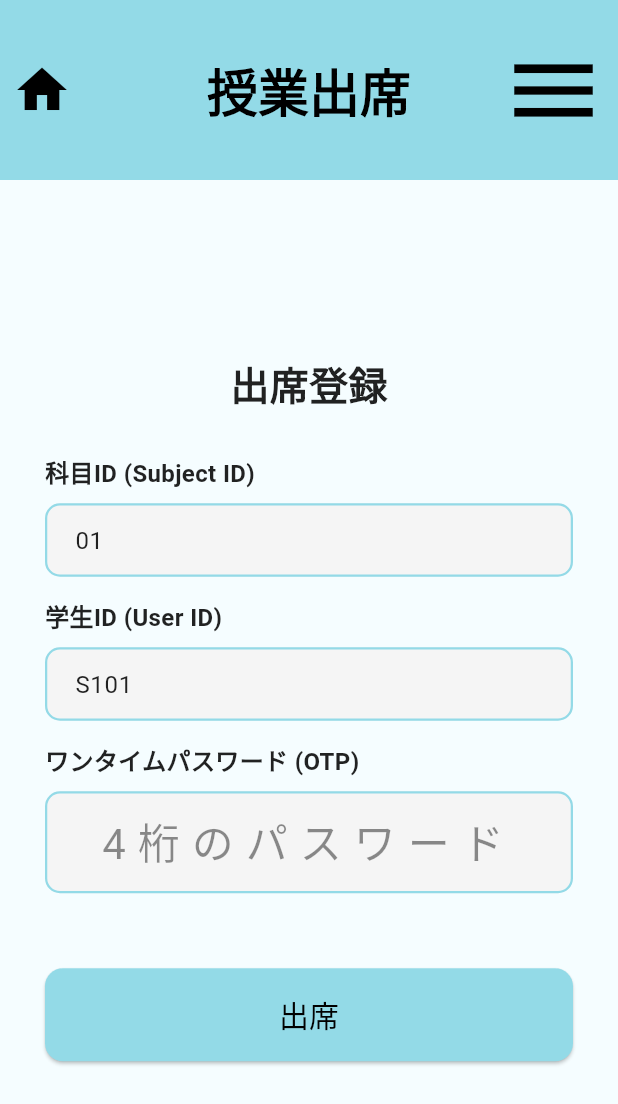
After one commit to inamu-05/CamPass, a Flutter app: the MainMenuScreen screen opened by its route, after a tap on "Testing", on a phone screen of 412 x 824 dp. The commit adds this screen. Shown: the top 1104 px of the screen. Run offline on Flutter 3.47's test engine with Material 3 defaults, Android fonts, the phone set to English and light mode, and no system bars.

Commit message:
OTPスマホ版（仮）

```diff
--- a/frontend/lib/main.dart
+++ b/frontend/lib/main.dart
@@ -10,6 +10,7 @@ import 'screens/studentcard_screen.dart';
 import 'screens/classhistory_screen.dart';
 import 'screens/certificate_application_screen.dart';
 import 'screens/certificatehistory_screen.dart';
+import 'screens/test_screen.dart';
 
 // --- CRITICAL CONNECTION LOGIC ---
 
@@ -89,6 +90,7 @@ class CustomAppBar extends StatelessWidget implements PreferredSizeWidget {
                     _buildMenuItem(Icons.history, '授業履歴'),
                     _buildMenuItem(Icons.assignment, '証明書申請'),
                     _buildMenuItem(Icons.description_outlined, '証明書履歴'),
+                    _buildMenuItem(Icons.description_outlined, 'Testing'),
                     const PopupMenuDivider(),
                     _buildMenuItem(Icons.logout, 'ログアウト'),
                   ],
@@ -108,6 +110,15 @@ class CustomAppBar extends StatelessWidget implements PreferredSizeWidget {
                           context,
                           MaterialPageRoute(
                             builder: (context) => const AttendanceScreen(),
+                          ),
+                        );
+                        break;
+
+                        case 'Testing':
+                        Navigator.push(
+                          context,
+                          MaterialPageRoute(
+                            builder: (context) => const TestScreen(),
                           ),
                         );
                         break;
--- a/frontend/lib/screens/mainmenu_screen.dart
+++ b/frontend/lib/screens/mainmenu_screen.dart
@@ -6,6 +6,7 @@ import 'studentcard_screen.dart';
 import 'classhistory_screen.dart'; // ✅ ← 授業履歴画面を追加インポート
 import 'certificate_application_screen.dart';
 import 'certificatehistory_screen.dart';
+import 'test_screen.dart';
 
 class MainMenuScreen extends StatelessWidget {
   const MainMenuScreen({Key? key}) : super(key: key);
@@ -122,6 +123,16 @@ class MainMenuScreen extends StatelessWidget {
                   );
                 },
               ),
+              const SizedBox(height: 20),
+              _buildMainButton(
+                label: 'Testing',
+                 onPressed: () {
+                  Navigator.push(
+                    context,
+                    MaterialPageRoute(builder: (context) => const TestScreen()),
+                  );
+                },
+              ),
               const SizedBox(height: 30),
               SizedBox(
                 width: double.infinity,
--- /dev/null
+++ b/frontend/lib/screens/test_screen.dart
@@ -0,0 +1,210 @@
+import 'package:flutter/material.dart';
+import '../main.dart'; // Assuming CustomAppBar is defined here
+import '../services/attendance_service.dart';
+
+class TestScreen extends StatefulWidget {
+  const TestScreen({Key? key}) : super(key: key);
+
+  @override
+  State<TestScreen> createState() => _TestScreenState();
+}
+
+class _TestScreenState extends State<TestScreen> {
+  // Controllers for the three required inputs
+  final TextEditingController _subjectIdController = TextEditingController(text: '01'); // Added input
+  final TextEditingController _userIdController = TextEditingController(text: 'S101'); // Added input
+  final TextEditingController _otpController = TextEditingController();
+
+  String? _errorMessage;
+  bool _isLoading = false;
+  final AttendanceService _attendanceService = AttendanceService();
+
+  Future<void> _handleSubmit() async {
+    final String subjectId = _subjectIdController.text.trim();
+    final String userId = _userIdController.text.trim();
+    final String otp = _otpController.text.trim();
+
+    // 1. Basic Client-Side Validation
+    if (subjectId.isEmpty || userId.isEmpty || otp.isEmpty) {
+      setState(() {
+        _errorMessage = '全ての項目を入力してください';
+      });
+      return;
+    }
+    if (otp.length != 4 || int.tryParse(otp) == null) {
+      setState(() {
+        _errorMessage = 'パスワードは4桁の数字を入力してください';
+      });
+      return;
+    }
+
+    setState(() {
+      _errorMessage = null;
+      _isLoading = true; // Start loading
+    });
+
+    // 2. API Call
+    final String resultMessage = await _attendanceService.recordAttendance(
+      subjectId: subjectId,
+      pass: otp,
+      userId: userId,
+    );
+
+    setState(() {
+      _isLoading = false; // Stop loading
+      // 3. Check for successful message and display result
+      if (resultMessage.startsWith('出席が記録されました')) {
+        // SUCCESS: Display success message
+        _errorMessage = resultMessage;
+      } else {
+        // FAILURE: Display error message
+        _errorMessage = resultMessage;
+      }
+    });
+  }
+
+  @override
+  Widget build(BuildContext context) {
+    return Scaffold(
+      // Assuming CustomAppBar exists in ../main.dart
+      appBar: const CustomAppBar(title: '授業出席'),
+      body: Padding(
+        padding: const EdgeInsets.all(30.0),
+        child: Center(
+          child: SingleChildScrollView(
+            child: Column(
+              mainAxisAlignment: MainAxisAlignment.center,
+              children: [
+                const Text(
+                  '出席登録',
+                  style: TextStyle(
+                    fontSize: 26,
+                    fontWeight: FontWeight.bold,
+                    color: Colors.black87,
+                  ),
+                ),
+                const SizedBox(height: 30),
+
+                // --- NEW INPUTS ---
+
+                // Subject ID Input
+                _buildInput(
+                  controller: _subjectIdController,
+                  label: '科目ID (Subject ID)',
+                  hint: '例: 01',
+                  keyboardType: TextInputType.text,
+                ),
+                const SizedBox(height: 15),
+
+                // User ID Input
+                _buildInput(
+                  controller: _userIdController,
+                  label: '学生ID (User ID)',
+                  hint: '例: S101',
+                  keyboardType: TextInputType.text,
+                ),
+                const SizedBox(height: 15),
+
+                // --- OTP INPUT (Modified) ---
+
+                // OTP Input
+                _buildInput(
+                  controller: _otpController,
+                  label: 'ワンタイムパスワード (OTP)',
+                  hint: '4桁のパスワード',
+                  maxLength: 4,
+                  keyboardType: TextInputType.number,
+                  isOtp: true,
+                ),
+
+                const SizedBox(height: 20),
+
+                // Error / Status Message Display
+                if (_errorMessage != null)
+                  Text(
+                    _errorMessage!,
+                    textAlign: TextAlign.center,
+                    style: TextStyle(
+                      // Green for success, red for error
+                      color: _errorMessage!.startsWith('出席が記録されました') ? Colors.green[700] : Colors.red,
+                      fontSize: 16,
+                      fontWeight: FontWeight.w500,
+                    ),
+                  ),
+
+                const SizedBox(height: 30),
+
+                // Button (with loading state)
+                SizedBox(
+                  width: double.infinity,
+                  child: ElevatedButton(
+                    onPressed: _isLoading ? null : _handleSubmit,
+                    style: ElevatedButton.styleFrom(
+                      backgroundColor: _isLoading ? Colors.grey : const Color.fromARGB(255, 147, 218, 231),
+                      padding: const EdgeInsets.symmetric(vertical: 16),
+                      shape: RoundedRectangleBorder(
+                        borderRadius: BorderRadius.circular(12),
+                      ),
+                    ),
+                    child: _isLoading
+                        ? const SizedBox(
+                            height: 24,
+                            width: 24,
+                            child: CircularProgressIndicator(
+                              color: Colors.black,
+                              strokeWidth: 3,
+                            ),
+                          )
+                        : const Text(
+                            '出席',
+                            style: TextStyle(fontSize: 20, color: Colors.black),
+                          ),
+                  ),
+                ),
+              ],
+            ),
+          ),
+        ),
+      ),
+    );
+  }
+
+  // Helper widget to build the input fields cleanly
+  Widget _buildInput({
+    required TextEditingController controller,
+    required String label,
+    required String hint,
+    required TextInputType keyboardType,
+    int? maxLength,
+    bool isOtp = false,
+  }) {
+    return Column(
+      crossAxisAlignment: CrossAxisAlignment.start,
+      children: [
+        Text(
+          label,
+          style: const TextStyle(fontWeight: FontWeight.bold, fontSize: 16),
+        ),
+        const SizedBox(height: 8),
+        TextField(
+          controller: controller,
+          keyboardType: keyboardType,
+          maxLength: maxLength,
+          textAlign: isOtp ? TextAlign.center : TextAlign.left,
+          style: isOtp ? const TextStyle(fontSize: 28, letterSpacing: 8) : null,
+          decoration: InputDecoration(
+            hintText: hint,
+            counterText: '',
+            filled: true,
+            fillColor: Colors.grey[100],
+            contentPadding: const EdgeInsets.symmetric(horizontal: 16, vertical: 12),
+            border: OutlineInputBorder(
+              borderRadius: BorderRadius.circular(12),
+              borderSide: BorderSide.none,
+            ),
+          ),
+        ),
+      ],
+    );
+  }
+}
--- /dev/null
+++ b/frontend/lib/services/attendance_service.dart
@@ -0,0 +1,47 @@
+import 'dart:convert';
+import 'package:http/http.dart' as http;
+
+// IMPORTANT: Replace this with your computer's local IP address when testing on a real device or emulator.
+// Use '10.0.2.2' if testing on an Android emulator or 'localhost' if running the Flutter web app on the same machine as Spring Boot.
+const String _baseUrl = 'http://10.0.2.2:8080/api/validate-otp';
+
+class AttendanceService {
+
+  Future<String> recordAttendance({
+    required String subjectId,
+    required String pass,
+    required String userId,
+  }) async {
+    final Map<String, dynamic> body = {
+      'subjectId': subjectId,
+      'pass': pass,
+      'userId': userId,
+    };
+
+    try {
+      final response = await http.post(
+        Uri.parse(_baseUrl),
+        headers: <String, String>{
+          'Content-Type': 'application/json; charset=UTF-8',
+        },
+        body: jsonEncode(body),
+      );
+
+      if (response.statusCode == 200) {
+        return '出席が記録されました (Attendance Recorded Successfully!)';
+      } else if (response.statusCode == 401) {
+        return '認証失敗: パスワードが無効または期限切れです (Invalid or Expired Pass.)';
+      } else if (response.statusCode == 500) {
+        // Handle server errors, checking for the specific "record not found" issue
+        if (response.body.contains("Attendance record not found")) {
+            return 'エラー: 現在の授業の出席記録が見つかりません。教師に確認してください。(Record not pre-populated.)';
+        }
+        return 'サーバーエラーが発生しました (Internal Server Error.)';
+      } else {
+        return 'エラーコード ${response.statusCode}: ${response.body}';
+      }
+    } catch (e) {
+      return '接続エラーが発生しました。インターネット接続を確認し、サーバーのIPアドレスを確認してください。(Connection Error: $e)';
+    }
+  }
+}
```
